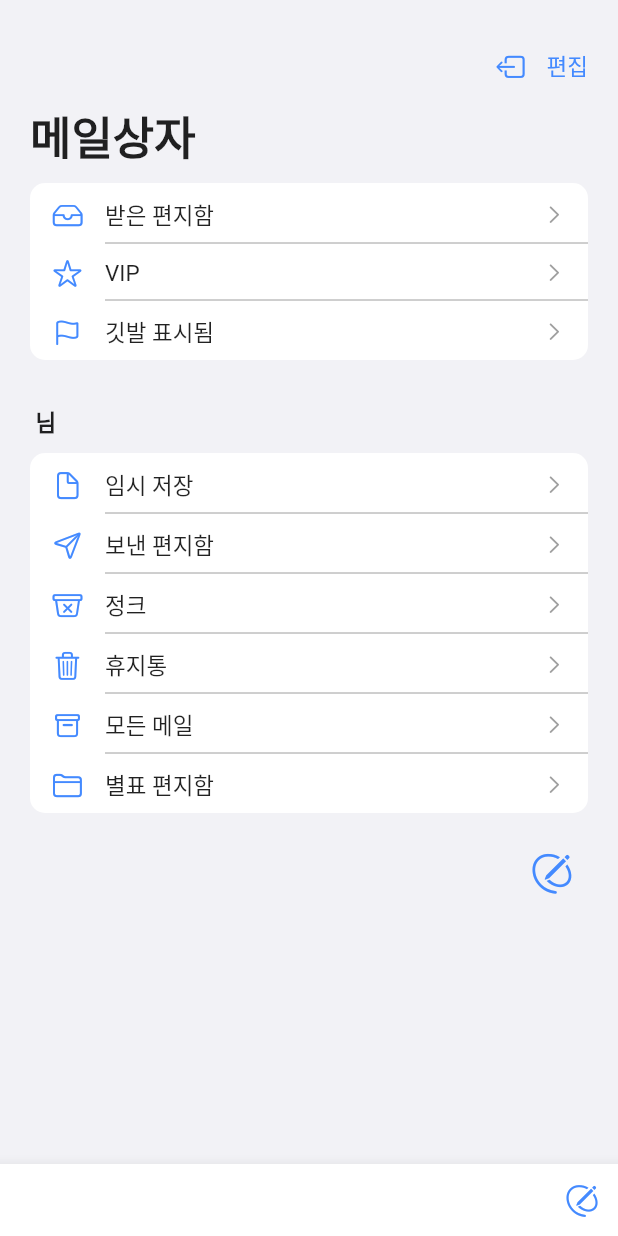
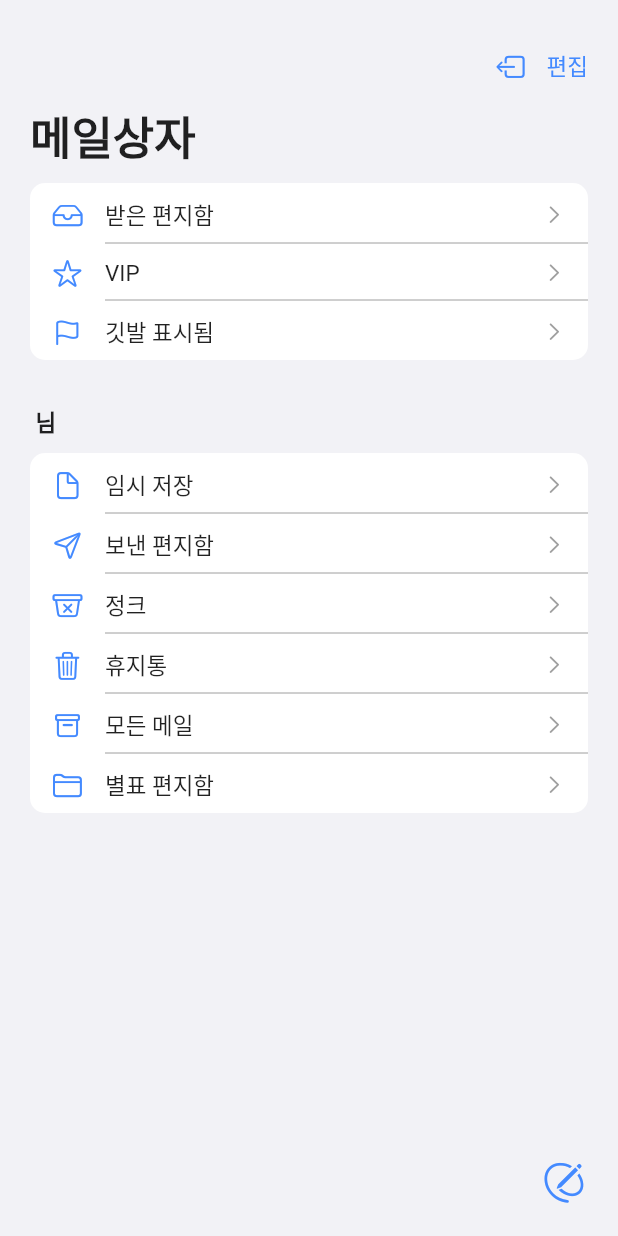
Before and after one commit to LeeShinwon/Mail, a Flutter app: the screen it shows once a user with an empty profile is signed in, on a phone screen of 412 x 824 dp. Run offline on Flutter 3.47's test engine with Material 2 defaults, Android fonts, the phone set to English and light mode, and no system bars; our stand-ins replace cloud_firestore, firebase_auth, firebase_core, get, google_sign_in; accounts and stored records are empty; network calls fail.

Commit message:
[STYLE] reformat

```diff
--- a/lib/home.dart
+++ b/lib/home.dart
@@ -1,16 +1,13 @@
 import 'package:firebase_auth/firebase_auth.dart';
 import 'package:flutter/cupertino.dart';
 import 'package:flutter/material.dart';
-import 'package:cupertino_icons/cupertino_icons.dart';
 import 'package:mail/util/size.dart';
 import 'package:get/get.dart';
 import 'package:get/get_core/src/get_main.dart';
-import 'package:mail/mail/mail_content/show_mail.dart';
 
 import 'custom_widget.dart';
 import 'login.dart';
 import 'mail/mail_list/mail_screen.dart';
-
 
 class HomePage extends StatelessWidget {
   const HomePage({Key? key}) : super(key: key);
@@ -35,15 +32,20 @@ class HomePage extends StatelessWidget {
                           Row(
                             mainAxisAlignment: MainAxisAlignment.end,
                             children: [
-                              IconButton(onPressed: (){
+                              IconButton(
+                                  onPressed: () {
                                     FirebaseAuth.instance.signOut();
-                              }, icon: Icon(CupertinoIcons.square_arrow_left ,size:20, color: Colors.blueAccent,)),
+                                  },
+                                  icon: Icon(
+                                    CupertinoIcons.square_arrow_left,
+                                    size: 20,
+                                    color: Colors.blueAccent,
+                                  )),
                               Text(
                                 "편집",
                                 style: TextStyle(
                                   color: Colors.blueAccent,
                                   fontSize: 15,
-
                                 ),
                               ),
                             ],
@@ -70,10 +72,10 @@ class HomePage extends StatelessWidget {
                               color: Colors.white,
                               child: Column(
                                 children: [
-                                  _mainButton(CupertinoIcons.tray , "받은 편지함"),
-                                  Divider(indent: 50,color:Colors.grey),
+                                  _mainButton(CupertinoIcons.tray, "받은 편지함"),
+                                  Divider(indent: 50, color: Colors.grey),
                                   _mainButton(CupertinoIcons.star, "VIP"),
-                                  Divider(indent: 50,color:Colors.grey),
+                                  Divider(indent: 50, color: Colors.grey),
                                   _mainButton(CupertinoIcons.flag, "깃발 표시됨"),
                                 ],
                               ),
@@ -105,16 +107,21 @@ class HomePage extends StatelessWidget {
                               child: Column(
                                 children: [
                                   _mainButton(CupertinoIcons.doc, "임시 저장"),
-                                  Divider(indent: 50,color:Colors.grey),
-                                  _mainButton(CupertinoIcons.paperplane, "보낸 편지함"),
-                                  Divider(indent: 50,color:Colors.grey),
+                                  Divider(indent: 50, color: Colors.grey),
+                                  _mainButton(
+                                      CupertinoIcons.paperplane, "보낸 편지함"),
+                                  Divider(indent: 50, color: Colors.grey),
                                   _mainButton(CupertinoIcons.bin_xmark, "정크"),
-                                  Divider(indent: 50,color:Colors.grey),
+                                  Divider(indent: 50, color: Colors.grey),
                                   _mainButton(CupertinoIcons.delete, "휴지통"),
-                                  Divider(indent: 50,color:Colors.grey),
-                                  _mainButton(CupertinoIcons.archivebox, "모든 메일"),
-                                  Divider(indent: 50,color:Colors.grey),
-                                  _mainButton(CupertinoIcons.folder, "별표 편지함",)
+                                  Divider(indent: 50, color: Colors.grey),
+                                  _mainButton(
+                                      CupertinoIcons.archivebox, "모든 메일"),
+                                  Divider(indent: 50, color: Colors.grey),
+                                  _mainButton(
+                                    CupertinoIcons.folder,
+                                    "별표 편지함",
+                                  )
                                 ],
                               ),
                             ),
@@ -123,19 +130,25 @@ class HomePage extends StatelessWidget {
                           //   "${snapshot.data.displayName}님 환영합니다.",
                           //   style: TextStyle(fontSize: 20),
                           // )
-                          Padding(
-                            padding: const EdgeInsets.symmetric(vertical: 16.0),
+                        ],
+                      ),
+                    ),
+                  ],
+                );
+              }
+            }),
+      ),
+      bottomNavigationBar: BottomAppBar(
+        color: Color(0xFFF2F2F6),
+        elevation: 0.0,
+        child: Padding(
+          padding: const EdgeInsets.fromLTRB(0,0,12,12),
           child: Row(
-                              mainAxisAlignment: MainAxisAlignment.end,
             children: [
-                                IconButton(icon: Icon(
-                                  CupertinoIcons.pencil_outline,
-                                  size: 30,
-                                  color: Colors.blueAccent,
-                                ),
-                                onPressed: ()=>showModalBottomSheet( //reference : https://api.flutter.dev/flutter/material/showModalBottomSheet.html
-                                  //enableDrag: false,
-                                  //isDismissible: false,
+              Spacer(),
+              IconButton(
+                  onPressed: () => showModalBottomSheet(
+                    //enableDrag: false, isDismissible: false,
                     isScrollControlled: true,
                     shape: RoundedRectangleBorder(
                       borderRadius: BorderRadius.vertical(
@@ -144,29 +157,18 @@ class HomePage extends StatelessWidget {
                     ),
                     context: context,
                     builder: (context) => Container(
-                                    height: getScreenHeight(context)*0.9,
+                        height: getScreenHeight(context) * 0.9,
                         child: buildSheet(context)),
                   ),
-                                ),
-                              ],
-                            ),
-                          )
+                  icon: Icon(
+                    CupertinoIcons.pencil_outline,
+                    color: Colors.blueAccent,
+                    size: 30,
+                  )),
             ],
           ),
         ),
-                  ],
-                );
-              }
-            }),
       ),
-      bottomNavigationBar:BottomAppBar(
-        child: Row(
-          children: [
-            Spacer(),
-            IconButton(onPressed: (){}, icon: Icon(CupertinoIcons.pencil_outline, color: Colors.blueAccent,)),
-          ],
-        ),
-      ) ,
     );
   }
 
@@ -194,12 +196,16 @@ class HomePage extends StatelessWidget {
           Row(
             mainAxisAlignment: MainAxisAlignment.end,
             children: [
-              Icon(CupertinoIcons.chevron_right, size:15, color: Colors.grey,),
+              Icon(
+                CupertinoIcons.chevron_right,
+                size: 15,
+                color: Colors.grey,
+              ),
             ],
           ),
         ]),
       ),
-      onTap: (){
+      onTap: () {
         Get.to(MailScreen(title));
       },
     );
```
Lines whose indentation alone changed are shown as unchanged.
